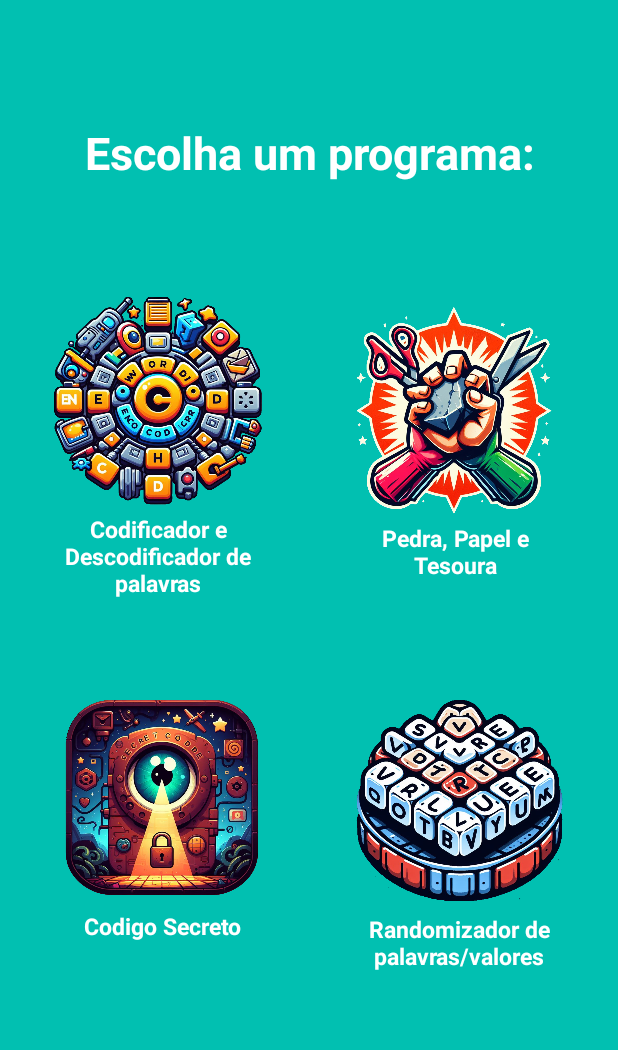
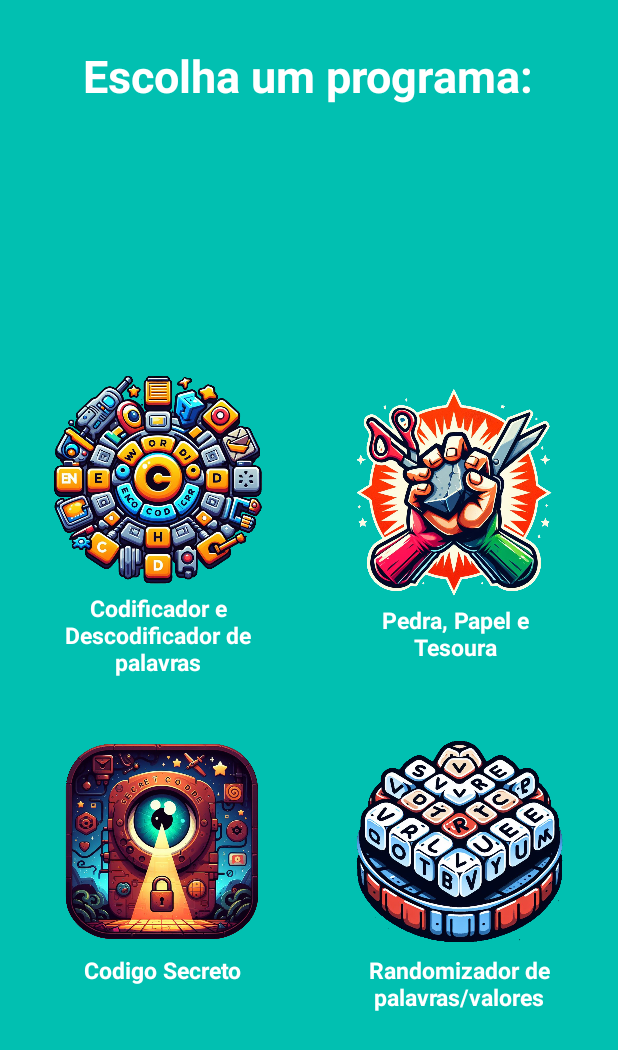
Before and after one commit to Alexhcx/Android-N1, an Android app: the ProgramasActivity screen opened directly, with no data from a screen before it, on a phone screen of 412 x 824 dp. Shown: the top 1050 px of the screen. Run offline under Robolectric (Android 15) with nearby library versions, the phone set to English and light mode, and no system bars.

Commit message:
- Correção de UI programas_activity.xml

```diff
--- a/app/src/main/res/layout/programas_activity.xml
+++ b/app/src/main/res/layout/programas_activity.xml
@@ -10,13 +10,17 @@
         android:id="@+id/escolhaPrograma"
         android:layout_width="wrap_content"
         android:layout_height="0dp"
-        android:layout_marginTop="81dp"
+        android:layout_marginStart="54dp"
+        android:layout_marginTop="30dp"
         android:layout_marginEnd="55dp"
+        android:layout_marginBottom="620dp"
         android:text="Escolha um programa:"
         android:textColor="@color/white"
         android:textSize="30sp"
         android:textStyle="bold"
+        app:layout_constraintBottom_toBottomOf="parent"
         app:layout_constraintEnd_toEndOf="parent"
+        app:layout_constraintStart_toStartOf="parent"
         app:layout_constraintTop_toTopOf="parent" />
 
     <LinearLayout
```
